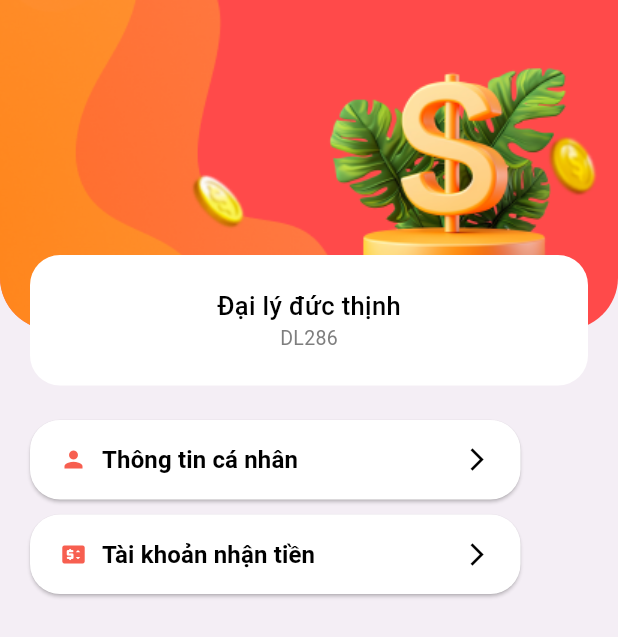
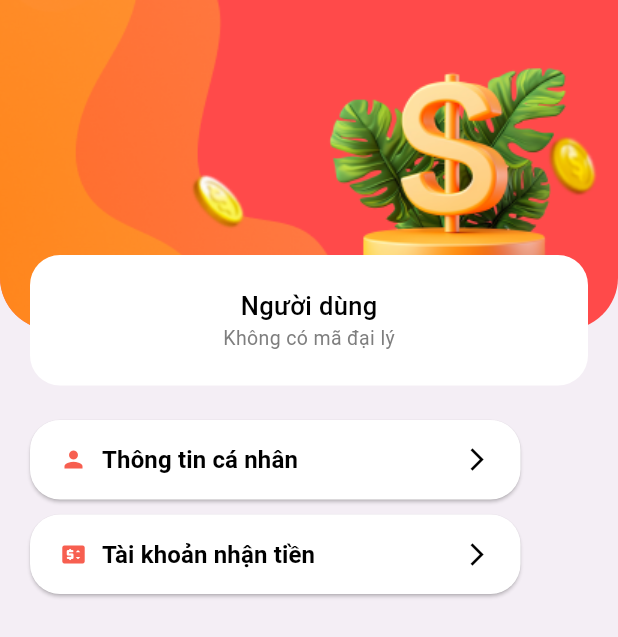
Before and after one commit to nguyenquangtung004/CreditHub, a Flutter app: the ProfileScreen screen opened directly, on a phone screen of 412 x 824 dp. Shown: the top 637 px of the screen. Run offline on Flutter 3.47's test engine with Material 3 defaults, Android fonts, the phone set to English and light mode, and no system bars; our stand-ins replace bloc, calendar_date_picker2, device_info_plus, dio, dotted_border, equatable and 16 more; accounts and stored records are empty; generated files the repository leaves out were written again; network calls fail.

Commit message:
Cập nhật SignInCubit để lưu thông tin người dùng, sửa đường dẫn import profile, thêm AppManager vào Provider, và xóa màn hình profile không còn sử dụng.

```diff
--- a/lib/data/model/auth/user/user.dart
+++ b/lib/data/model/auth/user/user.dart
@@ -11,11 +11,8 @@ class UserModel with _$UserModel {
     @Default('') final String username,
     @Default('') final String name,
     @Default('') final String address,
-    @Default('') final String token, // ✅ Ánh xạ chính xác
-    // @JsonKey(name: "branch_name") @Default('') final String branchName,
-    // @JsonKey(name: "email") @Default('') final String email,
-    // @JsonKey(name: "phone") @Default('') final String phone,
-    // @JsonKey(name: "avatar") final String? avatar,
+    @Default('') final String token,
+
   }) = _UserModel;
 
   factory UserModel.fromJson(Map<String, dynamic> json) =>
--- a/lib/main.dart
+++ b/lib/main.dart
@@ -15,8 +15,8 @@ import 'data/repository/otp/otp_repo_impl.dart';
 import 'data/service/forgot_password/forgot_password_service.dart';
 import 'data/service/home/home_service.dart';
 import 'data/service/otp/otp_service.dart';
+import 'shared/app_manager.dart';
 import 'shared/app_route.dart';
-import 'shared/app_manager.dart';
 import 'ui/screens/forgot_password/cubit/forgot_password_cubit.dart';
 import 'ui/screens/home/cubit/home_cubit.dart';
 import 'ui/screens/otp/cubit/otp_cubit.dart';
@@ -43,6 +43,9 @@ Future<void> main() async {
   runApp(
     MultiRepositoryProvider(
       providers: [
+        RepositoryProvider<AppManager>(
+          create: (context) => AppManager(), // ✅ Thêm AppManager vào Provider
+        ),
         RepositoryProvider<HomeService>(
           create: (context) => HomeService(dio),
         ),
--- a/lib/ui/screens/profile.dart
+++ b/lib/ui/screens/profile/profile.dart
@@ -1,16 +1,27 @@
-import 'package:credit_hub_app/core/constant/constant.dart';
-import 'package:credit_hub_app/shared/app_route.dart';
 import 'package:flutter/material.dart';
+import 'package:flutter_bloc/flutter_bloc.dart';
 import 'package:get/get.dart';
-
-import '../../core/constant/app_string.dart';
-import '../widgets/profile/custom_button_profile.dart';
+import '../../../core/constant/app_string.dart';
+import '../../../core/constant/constant.dart';
+import '../../../data/model/auth/user/user.dart';
+import '../../../shared/app_manager.dart';
+import '../../../shared/app_route.dart';
+import '../../widgets/profile/custom_button_profile.dart';
 
 class ProfileScreen extends StatelessWidget {
   const ProfileScreen({super.key});
 
   @override
   Widget build(BuildContext context) {
+    return FutureBuilder<UserModel>(
+      future: context.read<AppManager>().getUserInfo(),
+      builder: (context, snapshot) {
+        if (!snapshot.hasData) {
+          return const Center(child: CircularProgressIndicator()); // Hiển thị khi đang tải dữ liệu
+        }
+
+        final user = snapshot.data!;
+
         return Scaffold(
           body: Container(
             color: Colors.grey.withOpacity(0.1),
@@ -32,29 +43,27 @@ class ProfileScreen extends StatelessWidget {
                     ),
                     child: Padding(
                       padding: EdgeInsets.only(right: 20.0, left: 20.0),
-                  child: Container(
                       child: Column(
                         mainAxisAlignment: MainAxisAlignment.center,
                         crossAxisAlignment: CrossAxisAlignment.center,
                         children: [
                           Text(
-                          "Đại lý đức thịnh",
-                          style: TextStyle(
+                            user.name.isNotEmpty ? user.name : "Người dùng",
+                            style: const TextStyle(
                               color: Colors.black,
                               fontWeight: FontWeight.w500,
                               fontSize: 17,
                             ),
                           ),
                           Text(
-                          "DL286",
-                          style: TextStyle(
+                            user.username.isNotEmpty ? user.username : "Không có mã đại lý",
+                            style: const TextStyle(
                               color: Color.fromRGBO(126, 126, 126, 1),
                               fontWeight: FontWeight.w400,
                               fontSize: 13,
                             ),
                           ),
                         ],
-                    ),
                       ),
                     ),
                   ),
@@ -68,13 +77,15 @@ class ProfileScreen extends StatelessWidget {
                     ),
                   ),
                 ),
-
               ],
             ),
           ),
         );
+      },
+    );
   }
 }
+
 
 class _customBackground extends StatelessWidget {
   const _customBackground({
--- a/lib/ui/screens/sign_in/bloc/cubit/sign_in_cubit.dart
+++ b/lib/ui/screens/sign_in/bloc/cubit/sign_in_cubit.dart
@@ -51,7 +51,7 @@ class SignInCubit extends Cubit<SignInState> {
       // STEP 5: Lưu token và thông tin người dùng vào AppManager.
       await appManager.saveToken(response.data!.token);
       await appManager.saveSignedInStatus(true);
-
+     await appManager.saveUserInfo(response.data!);
       // DEBUG: Log thông tin đăng nhập thành công.
       logger.i("✅ Đăng nhập thành công! Token: ${response.data!.token}");
 
--- a/lib/ui/widgets/bottom_navigator/custom_bottom_navigator.dart
+++ b/lib/ui/widgets/bottom_navigator/custom_bottom_navigator.dart
@@ -2,7 +2,7 @@ import 'package:credit_hub_app/ui/screens/add_withdrawal_request.dart';
 import 'package:credit_hub_app/ui/screens/history.dart';
 import 'package:credit_hub_app/ui/screens/home/home.dart';
 import 'package:credit_hub_app/ui/screens/notfication.dart';
-import 'package:credit_hub_app/ui/screens/profile.dart';
+import 'package:credit_hub_app/ui/screens/profile/profile.dart';
 import 'package:flutter/material.dart';
 
 class CustomBottomNavigator extends StatefulWidget {
```
Lines whose indentation alone changed are shown as unchanged.
